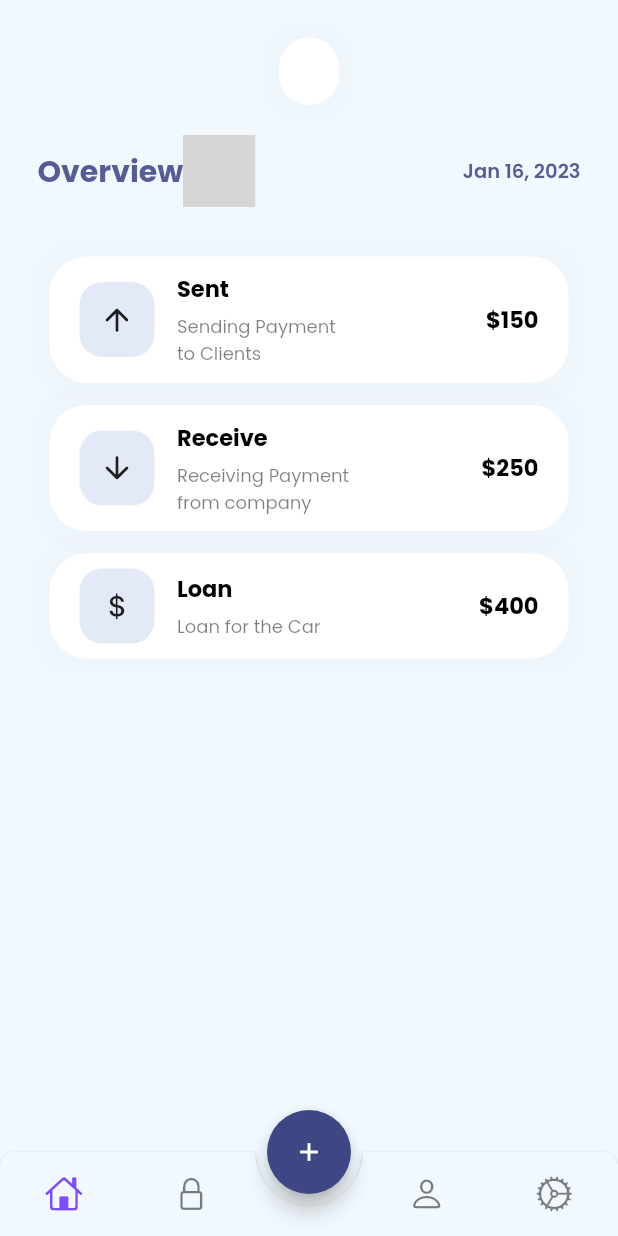
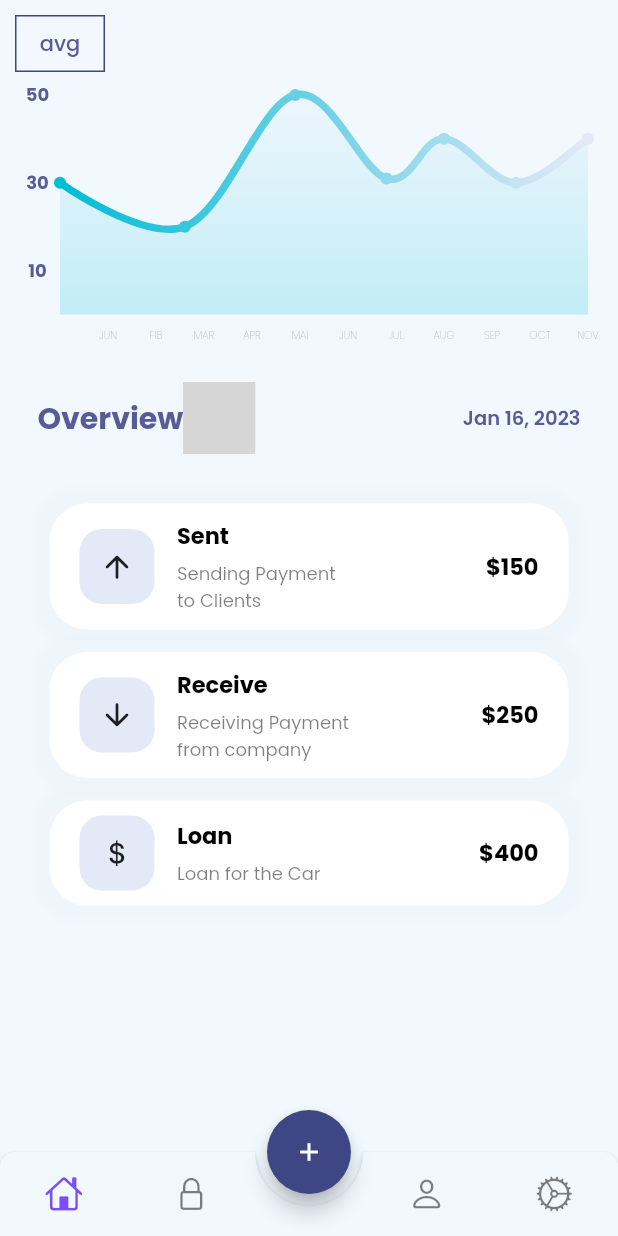
Before and after one commit to Aissam-gif/doorLock_mobileApp, a Flutter app: the screen it shows after launch, on a phone screen of 412 x 824 dp. Run offline on Flutter 3.47's test engine with Material 2 defaults, Android fonts, the light colour scheme and no system bars; drawn by our look-alikes of animated_bottom_navigation_bar, fl_chart; our stand-ins replace badges, google_fonts; missing offline and left inert: icon_badge, slidable_button; grey boxes are pictures that could not be loaded.

Commit message:
add chart to the Dashboard

```diff
--- a/lib/pages/dashboardPage.dart
+++ b/lib/pages/dashboardPage.dart
@@ -3,6 +3,11 @@
 import 'package:iot_project/theme/colors.dart';
 import 'package:badges/badges.dart';
 import 'package:icon_badge/icon_badge.dart';
+import 'package:fl_chart/fl_chart.dart';
+import 'package:iot_project/widgets/lineChart.dart';
+
+
+
 
 class DashboardPage extends StatefulWidget {
   const DashboardPage({Key? key}) : super(key: key);
@@ -20,6 +25,10 @@
           child: Column(
             children: [
               Container(
+                margin: EdgeInsets.only(top: 10, left: 10, right: 20, bottom: 10),
+                child: LineChartSample(),
+              ),
+              /*  Container(
                 margin: EdgeInsets.only(top: 25, left: 25, right: 25, bottom: 10),
                 decoration: BoxDecoration(
                     color: white,
@@ -36,7 +45,9 @@
                   padding: const EdgeInsets.only(
                       top: 20, bottom: 25, right: 20, left: 20),
                   child: Column(
-                   /* children: [
+                    children: [
+                      LineChartSample(),
+                   children: [
 
                       Row(
                         mainAxisAlignment: MainAxisAlignment.spaceBetween,
@@ -167,10 +178,10 @@
                           ),
                         ],
                       )
-                    ], */
-                  ),
+                    ],
+                  ]),
                 ),
-              ),
+              ),*/
               SizedBox(
                 height: 10,
               ),
@@ -190,8 +201,8 @@
                                   color: mainFontColor,
                                 )),
                             IconBadge(
-                              icon: Icon(Icons.notifications_none),
-                              itemCount: 1,
+                              icon: Icon(Icons.settings),
+                              itemCount: 0,
                               badgeColor: Colors.red,
                               itemColor: mainFontColor,
                               hideZero: true,
--- a/lib/pages/lockPage.dart
+++ b/lib/pages/lockPage.dart
@@ -53,7 +53,6 @@
                 height: 250,
                 decoration: BoxDecoration(
                     shape: BoxShape.circle,
-                    color: Colors.white,
                     image: DecorationImage(
                         image: AssetImage('assets/images/'+lock.lockImage),
                         fit: BoxFit.cover,
--- /dev/null
+++ b/lib/widgets/lineChart.dart
@@ -0,0 +1,312 @@
+import 'package:fl_chart/fl_chart.dart';
+import 'package:flutter/material.dart';
+import 'package:iot_project/theme/colors.dart';
+
+class LineChartSample extends StatefulWidget {
+  const LineChartSample({Key? key}) : super(key: key);
+
+  @override
+  State<LineChartSample> createState() => _LineChartState();
+}
+
+class _LineChartState extends State<LineChartSample> {
+  List<Color> gradientColors = [
+    Colors.cyan,
+    arrowbgColor,
+  ];
+
+  bool showAvg = false;
+
+  @override
+  Widget build(BuildContext context) {
+    return Stack(
+      children: <Widget>[
+        AspectRatio(
+          aspectRatio: 1.70,
+          child: Padding(
+            padding: const EdgeInsets.only(
+              top: 24,
+            ),
+            child: LineChart(
+              showAvg ? avgData() : mainData(),
+            ),
+          ),
+        ),
+        SizedBox(
+          width: 60,
+          height: 38,
+          child: Container(
+          decoration: BoxDecoration(
+          border: Border.all(color: buttoncolor)
+          ),
+            child: TextButton(
+              onPressed: () {
+                setState(() {
+                  showAvg = !showAvg;
+                });
+              },
+              child: Text(
+                'avg',
+                style: TextStyle(
+                  fontSize: 14,
+                  color: showAvg ? mainFontColor.withOpacity(0.5) : mainFontColor,
+                ),
+              ),
+            ),
+          )
+
+        ),
+      ],
+    );
+  }
+
+  Widget bottomTitleWidgets(double value, TitleMeta meta) {
+    const style = TextStyle(
+      fontWeight: FontWeight.w100,
+      fontSize: 7,
+      color: mainFontColor
+    );
+    Widget text;
+    switch (value.toInt()) {
+      case 1:
+        text = const Text('JUN', style: style);
+        break;
+      case 2:
+        text = const Text('FIB', style: style);
+        break;
+      case 3:
+        text = const Text('MAR', style: style);
+        break;
+        case 4:
+      text = const Text('APR', style: style);
+      break;
+      case 5:
+        text = const Text('MAI', style: style);
+        break;
+      case 6:
+        text = const Text('JUN', style: style);
+        break;case 7:
+      text = const Text('JUL', style: style);
+      break;
+      case 8:
+        text = const Text('AUG', style: style);
+        break;
+      case 9:
+        text = const Text('SEP', style: style);
+        break;
+      case 10:
+        text = const Text('OCT', style: style);
+        break;
+      case 11:
+        text = const Text('NOV', style: style);
+        break;  case 12:
+      text = const Text('DEC', style: style);
+      break;
+      default:
+        text = const Text('', style: style);
+        break;
+    }
+
+    return SideTitleWidget(
+      axisSide: meta.axisSide,
+      child: text,
+    );
+  }
+
+  Widget leftTitleWidgets(double value, TitleMeta meta) {
+    const style = TextStyle(
+      fontWeight: FontWeight.bold,
+      fontSize: 12,
+      color: mainFontColor
+    );
+    String text;
+    switch (value.toInt()) {
+      case 1:
+        text = '10';
+        break;
+      case 3:
+        text = '30';
+        break;
+      case 5:
+        text = '50';
+        break;
+      default:
+        return Container();
+    }
+
+    return Text(text, style: style, textAlign: TextAlign.center);
+  }
+
+  LineChartData mainData() {
+    return LineChartData(
+      gridData: FlGridData(
+        show: false,
+        drawVerticalLine: false,
+        horizontalInterval: 1,
+        verticalInterval: 1,
+      ),
+      titlesData: FlTitlesData(
+        show: true,
+        rightTitles: AxisTitles(
+          sideTitles: SideTitles(showTitles: false),
+        ),
+        topTitles: AxisTitles(
+          sideTitles: SideTitles(showTitles: false),
+        ),
+        bottomTitles: AxisTitles(
+          sideTitles: SideTitles(
+            showTitles: true,
+            reservedSize: 25,
+            interval: 1,
+            getTitlesWidget: bottomTitleWidgets,
+          ),
+        ),
+        leftTitles: AxisTitles(
+          sideTitles: SideTitles(
+            showTitles: true,
+            interval: 1,
+            getTitlesWidget: leftTitleWidgets,
+            reservedSize: 30,
+          ),
+        ),
+      ),
+      borderData: FlBorderData(
+        show: false,
+        border: Border.all(color: const Color(0xff37434d)),
+      ),
+      minX: 0,
+      maxX: 11,
+      minY: 0,
+      maxY: 6,
+      lineBarsData: [
+        LineChartBarData(
+          spots: const [
+            FlSpot(0, 3),
+            FlSpot(2.6, 2),
+            FlSpot(4.9, 5),
+            FlSpot(6.8, 3.1),
+            FlSpot(8, 4),
+            FlSpot(9.5, 3),
+            FlSpot(11, 4),
+          ],
+          isCurved: true,
+          gradient: LinearGradient(
+            colors: gradientColors,
+          ),
+          barWidth: 5,
+          isStrokeCapRound: true,
+          dotData: FlDotData(
+            show: true,
+          ),
+          belowBarData: BarAreaData(
+            show: true,
+            gradient: LinearGradient(
+              colors: gradientColors
+                  .map((color) => color.withOpacity(0.2))
+                  .toList(),
+              begin: Alignment.bottomCenter,
+              end: Alignment.topCenter
+            ),
+          ),
+        ),
+      ],
+    );
+  }
+
+  LineChartData avgData() {
+    return LineChartData(
+      lineTouchData: LineTouchData(enabled: false),
+      gridData: FlGridData(
+        show: true,
+        drawHorizontalLine: true,
+        verticalInterval: 1,
+        horizontalInterval: 1,
+        getDrawingVerticalLine: (value) {
+          return FlLine(
+            color: const Color(0xff37434d),
+            strokeWidth: 1,
+          );
+        },
+        getDrawingHorizontalLine: (value) {
+          return FlLine(
+            color: const Color(0xff37434d),
+            strokeWidth: 1,
+          );
+        },
+      ),
+      titlesData: FlTitlesData(
+        show: true,
+        bottomTitles: AxisTitles(
+          sideTitles: SideTitles(
+            showTitles: true,
+            reservedSize: 30,
+            getTitlesWidget: bottomTitleWidgets,
+            interval: 1,
+          ),
+        ),
+        leftTitles: AxisTitles(
+          sideTitles: SideTitles(
+            showTitles: true,
+            getTitlesWidget: leftTitleWidgets,
+            reservedSize: 42,
+            interval: 1,
+          ),
+        ),
+        topTitles: AxisTitles(
+          sideTitles: SideTitles(showTitles: false),
+        ),
+        rightTitles: AxisTitles(
+          sideTitles: SideTitles(showTitles: false),
+        ),
+      ),
+      borderData: FlBorderData(
+        show: true,
+        border: Border.all(color: const Color(0xff37434d)),
+      ),
+      minX: 0,
+      maxX: 11,
+      minY: 0,
+      maxY: 6,
+      lineBarsData: [
+        LineChartBarData(
+          spots: const [
+            FlSpot(0, 3.44),
+            FlSpot(2.6, 3.44),
+            FlSpot(4.9, 3.44),
+            FlSpot(6.8, 3.44),
+            FlSpot(8, 3.44),
+            FlSpot(9.5, 3.44),
+            FlSpot(11, 3.44),
+          ],
+          isCurved: true,
+          gradient: LinearGradient(
+            colors: [
+              ColorTween(begin: gradientColors[0], end: gradientColors[1])
+                  .lerp(0.2)!,
+              ColorTween(begin: gradientColors[0], end: gradientColors[1])
+                  .lerp(0.2)!,
+            ],
+          ),
+          barWidth: 5,
+          isStrokeCapRound: true,
+          dotData: FlDotData(
+            show: false,
+          ),
+          belowBarData: BarAreaData(
+            show: true,
+            gradient: LinearGradient(
+              colors: [
+                ColorTween(begin: gradientColors[0], end: gradientColors[1])
+                    .lerp(0.2)!
+                    .withOpacity(0.1),
+                ColorTween(begin: gradientColors[0], end: gradientColors[1])
+                    .lerp(0.2)!
+                    .withOpacity(0.1),
+              ],
+            ),
+          ),
+        ),
+      ],
+    );
+  }
+  }
--- a/pubspec.yaml
+++ b/pubspec.yaml
@@ -40,6 +40,8 @@
   badges: ^3.0.2
   icon_badge: ^1.0.0
   slidable_button: ^2.0.0+1
+  syncfusion_flutter_charts: ^20.4.52
+  fl_chart: ^0.61.0
 
 dev_dependencies:
   flutter_test:
```
Also changed, not shown: pubspec.lock.
